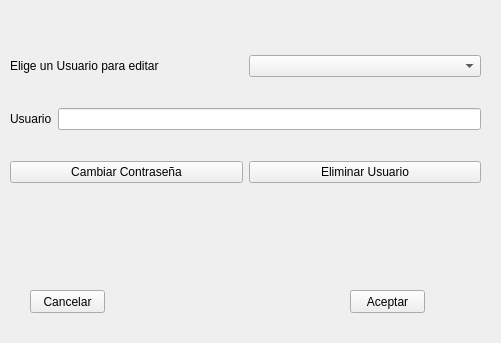
This is src/view/ui/edit_worker_list_view.ui in DavidTabuyo/SIFABUL_2.0 as Qt 5 draws it before an edit. The edited form follows.
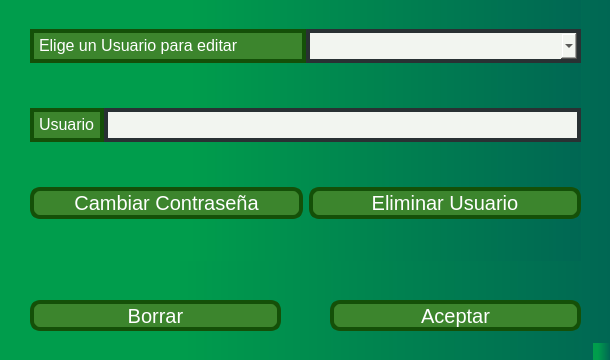
This is the edited form.

Commit message: Implementación de los .ui

What changed in the file:
```diff
--- a/src/view/ui/edit_worker_list_view.ui
+++ b/src/view/ui/edit_worker_list_view.ui
@@ -2,79 +2,138 @@
 <ui version="4.0">
  <class>MainWindow</class>
  <widget class="QMainWindow" name="MainWindow">
+  <property name="enabled">
+   <bool>true</bool>
+  </property>
   <property name="geometry">
    <rect>
     <x>0</x>
     <y>0</y>
-    <width>501</width>
-    <height>343</height>
+    <width>610</width>
+    <height>360</height>
    </rect>
   </property>
+  <property name="minimumSize">
+   <size>
+    <width>610</width>
+    <height>360</height>
+   </size>
+  </property>
+  <property name="maximumSize">
+   <size>
+    <width>610</width>
+    <height>360</height>
+   </size>
+  </property>
+  <property name="baseSize">
+   <size>
+    <width>730</width>
+    <height>550</height>
+   </size>
+  </property>
   <property name="windowTitle">
    <string>MainWindow</string>
   </property>
+  <property name="styleSheet">
+   <string notr="true">background-color: qlineargradient(spread:pad, x1:0, y1:0, x2:1, y2:0, stop:0 rgba(0, 0, 0, 255), stop:1 rgba(255, 255, 255, 255));
+background-color: qlineargradient(spread:pad, x1:0, y1:0, x2:1, y2:0, stop:0 rgba(0, 103, 83, 255), stop:0.930348 rgba(0, 157, 76, 255));
+background-color: qlineargradient(spread:pad, x1:0, y1:0, x2:1, y2:0, stop:0.288557 rgba(0, 157, 76, 255), stop:1 rgba(0, 103, 83, 255));</string>
+  </property>
   <widget class="QWidget" name="centralwidget">
    <widget class="QPushButton" name="cancel_btn">
     <property name="geometry">
      <rect>
       <x>30</x>
-      <y>290</y>
-      <width>75</width>
-      <height>23</height>
+      <y>300</y>
+      <width>251</width>
+      <height>31</height>
      </rect>
     </property>
+    <property name="cursor">
+     <cursorShape>OpenHandCursor</cursorShape>
+    </property>
+    <property name="styleSheet">
+     <string notr="true">border: 4px solid #145008  ; border-radius: 10px; font-size: 20px; background-color:     #3c852d  ; color: white;
+</string>
+    </property>
     <property name="text">
-     <string>Cancelar</string>
+     <string>Borrar</string>
     </property>
    </widget>
    <widget class="QPushButton" name="accept_btn">
     <property name="geometry">
      <rect>
-      <x>350</x>
-      <y>290</y>
-      <width>75</width>
-      <height>23</height>
+      <x>330</x>
+      <y>300</y>
+      <width>251</width>
+      <height>31</height>
      </rect>
     </property>
+    <property name="cursor">
+     <cursorShape>OpenHandCursor</cursorShape>
+    </property>
+    <property name="styleSheet">
+     <string notr="true">border: 4px solid #145008  ; border-radius: 10px; font-size: 20px; background-color:     #3c852d  ; color: white;</string>
+    </property>
     <property name="text">
      <string>Aceptar</string>
     </property>
    </widget>
-   <widget class="QWidget" name="">
+   <widget class="QWidget" name="layoutWidget">
     <property name="geometry">
      <rect>
-      <x>10</x>
-      <y>30</y>
-      <width>471</width>
-      <height>181</height>
+      <x>30</x>
+      <y>-10</y>
+      <width>551</width>
+      <height>271</height>
      </rect>
     </property>
     <layout class="QVBoxLayout" name="verticalLayout">
      <item>
       <layout class="QHBoxLayout" name="horizontalLayout">
+       <property name="spacing">
+        <number>0</number>
+       </property>
        <item>
         <widget class="QLabel" name="label">
+         <property name="styleSheet">
+          <string notr="true">border: 4px solid #145008  ; border-radius: 1px; font-size: 20px; background-color:    #3c852d  ;</string>
+         </property>
          <property name="text">
-          <string>Elige un Usuario para editar</string>
+          <string>&lt;html&gt;&lt;head/&gt;&lt;body&gt;&lt;p&gt;&lt;span style=&quot; font-size:12pt; color:#ffffff;&quot;&gt;Elige un Usuario para editar&lt;/span&gt;&lt;/p&gt;&lt;/body&gt;&lt;/html&gt;</string>
          </property>
         </widget>
        </item>
        <item>
-        <widget class="QComboBox" name="workers_cb"/>
+        <widget class="QComboBox" name="workers_cb">
+         <property name="styleSheet">
+          <string notr="true">border: 4px solid #293133  ; border-radius: 1px; font-size: 20px; background-color:    #f2f5f0 ;</string>
+         </property>
+        </widget>
        </item>
       </layout>
      </item>
      <item>
       <layout class="QHBoxLayout" name="horizontalLayout_2">
+       <property name="spacing">
+        <number>0</number>
+       </property>
        <item>
         <widget class="QLabel" name="label_2">
+         <property name="styleSheet">
+          <string notr="true">border: 4px solid #145008  ; border-radius: 1px; font-size: 20px; background-color:    #3c852d  ;</string>
+         </property>
          <property name="text">
-          <string>Usuario</string>
+          <string>&lt;html&gt;&lt;head/&gt;&lt;body&gt;&lt;p&gt;&lt;span style=&quot; font-size:12pt; color:#ffffff;&quot;&gt;Usuario&lt;/span&gt;&lt;/p&gt;&lt;/body&gt;&lt;/html&gt;</string>
          </property>
         </widget>
        </item>
        <item>
-        <widget class="QLineEdit" name="username_le"/>
+        <widget class="QLineEdit" name="username_le">
+         <property name="styleSheet">
+          <string notr="true">border: 4px solid #293133  ; border-radius: 1px; font-size: 20px; background-color:    #f2f5f0 ;</string>
+         </property>
+        </widget>
        </item>
       </layout>
      </item>
@@ -82,6 +141,12 @@
       <layout class="QHBoxLayout" name="horizontalLayout_3">
        <item>
         <widget class="QPushButton" name="change_password_btn">
+         <property name="cursor">
+          <cursorShape>PointingHandCursor</cursorShape>
+         </property>
+         <property name="styleSheet">
+          <string notr="true">border: 4px solid #145008  ; border-radius: 10px; font-size: 20px; background-color:     #3c852d  ; color: white;</string>
+         </property>
          <property name="text">
           <string>Cambiar Contraseña</string>
          </property>
@@ -89,6 +154,12 @@
        </item>
        <item>
         <widget class="QPushButton" name="delete_user_btn">
+         <property name="cursor">
+          <cursorShape>PointingHandCursor</cursorShape>
+         </property>
+         <property name="styleSheet">
+          <string notr="true">border: 4px solid #145008  ; border-radius: 10px; font-size: 20px; background-color:     #3c852d  ; color: white;</string>
+         </property>
          <property name="text">
           <string>Eliminar Usuario</string>
          </property>
@@ -99,6 +170,17 @@
     </layout>
    </widget>
   </widget>
+  <widget class="QMenuBar" name="menubar">
+   <property name="geometry">
+    <rect>
+     <x>0</x>
+     <y>0</y>
+     <width>610</width>
+     <height>26</height>
+    </rect>
+   </property>
+  </widget>
+  <widget class="QStatusBar" name="statusbar"/>
  </widget>
  <resources/>
  <connections/>
```
The commit also changes 6 other files.
